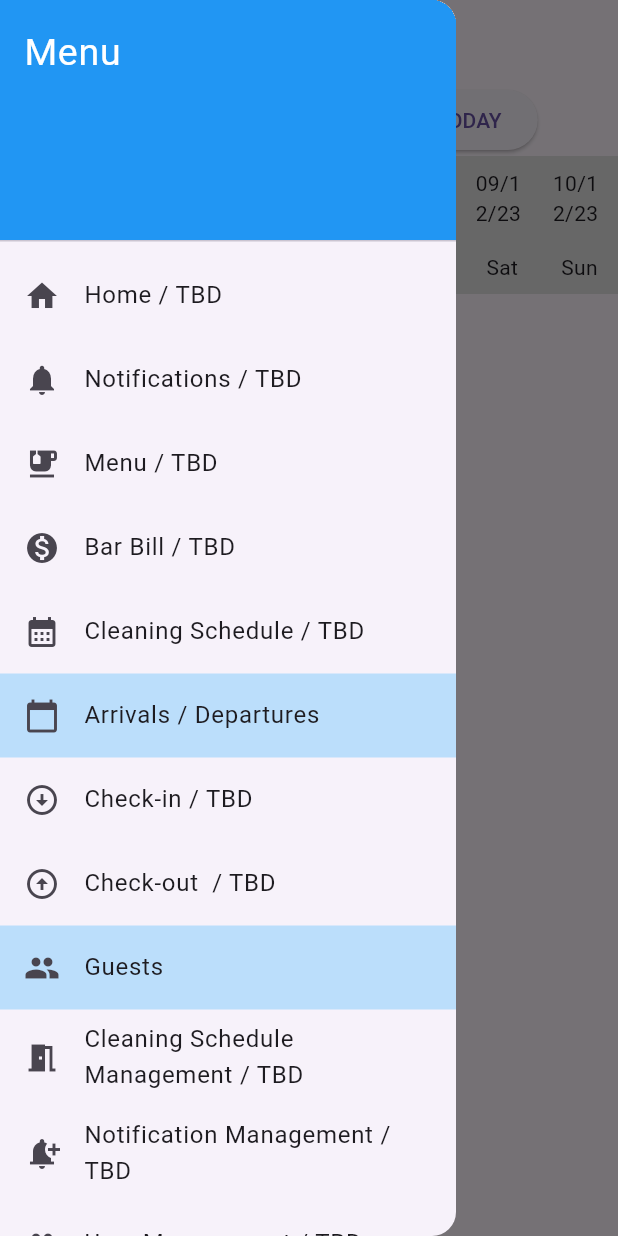
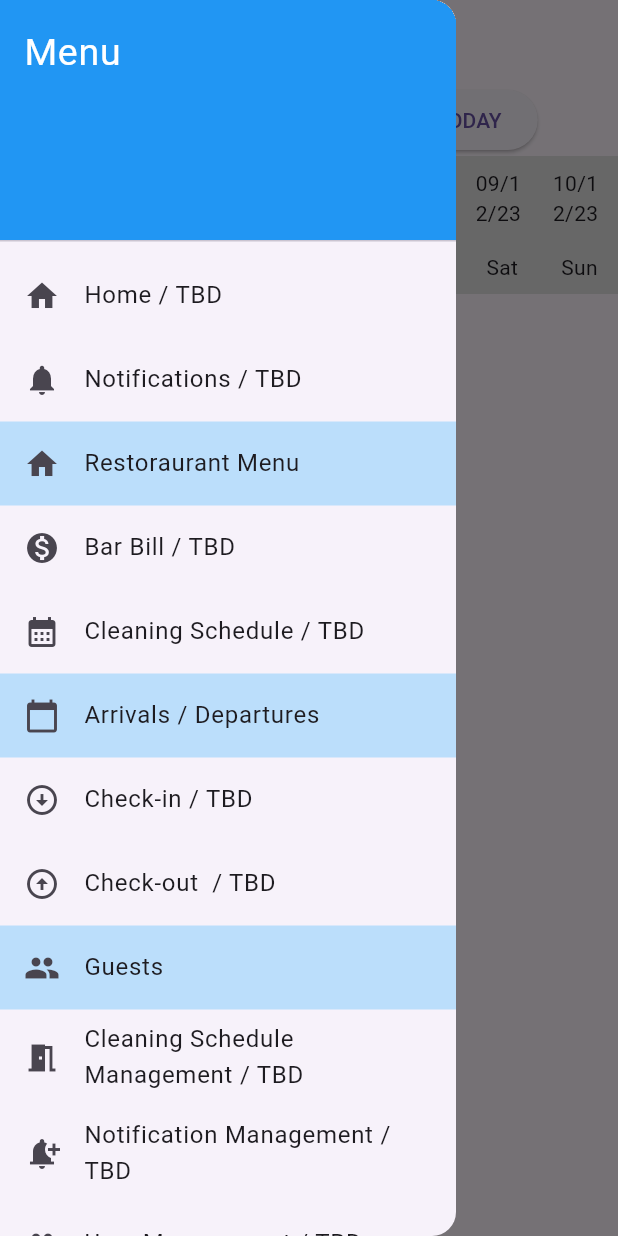
Before and after one commit to Langerais/capstone-pms, a Flutter app: the ArrivalsDeparturesScreen screen opened by its route, with the side drawer open, on a phone screen of 412 x 824 dp. Run offline on Flutter 3.47's test engine with Material 3 defaults, Android fonts, the light colour scheme and no system bars; our stand-ins replace fluttertoast; network calls fail.

Commit message:
SideBar Menu formatting

```diff
--- a/lib/drawer_menu.dart
+++ b/lib/drawer_menu.dart
@@ -78,12 +78,15 @@ List<Widget> getDrawerItems(UserGroup userGroup, BuildContext context) {
 
   if (userGroup == UserGroup.Bar || userGroup == UserGroup.Admin || userGroup == UserGroup.Manager){
     drawerItems.add(
-      ListTile(
-        leading: Icon(Icons.emoji_food_beverage),
-        title: Text('Menu / TBD'),
-        onTap: () {
-          Navigator.pushNamed(context, '/menu_view'); // Navigate to Menu
-        },
+      Container(
+        color: Colors.blue[100], // Change this to your desired color
+        child: ListTile(
+          leading: Icon(Icons.home),
+          title: Text('Restoraurant Menu'),
+          onTap: () {
+            Navigator.pushNamed(context, '/menu_view'); // Navigate to Menu
+          },
+        ),
       ),
     );
 
@@ -130,7 +133,7 @@ List<Widget> getDrawerItems(UserGroup userGroup, BuildContext context) {
     drawerItems.add(
       ListTile(
         leading: Icon(Icons.arrow_circle_down),
-        title: Text('Check-in / TBD'),
+        title: Text('Check-in / TBD'),  // TODO: Move to Arrivals / Departures
         onTap: () {
           // Navigate to Check-in
           Navigator.pop(context);
@@ -141,7 +144,7 @@ List<Widget> getDrawerItems(UserGroup userGroup, BuildContext context) {
     drawerItems.add(
       ListTile(
         leading: Icon(Icons.arrow_circle_up),
-        title: Text('Check-out  / TBD'),
+        title: Text('Check-out  / TBD'),  // TODO: Move to Arrivals / Departures
         onTap: () {
           // Navigate to Check-out
         },
```
